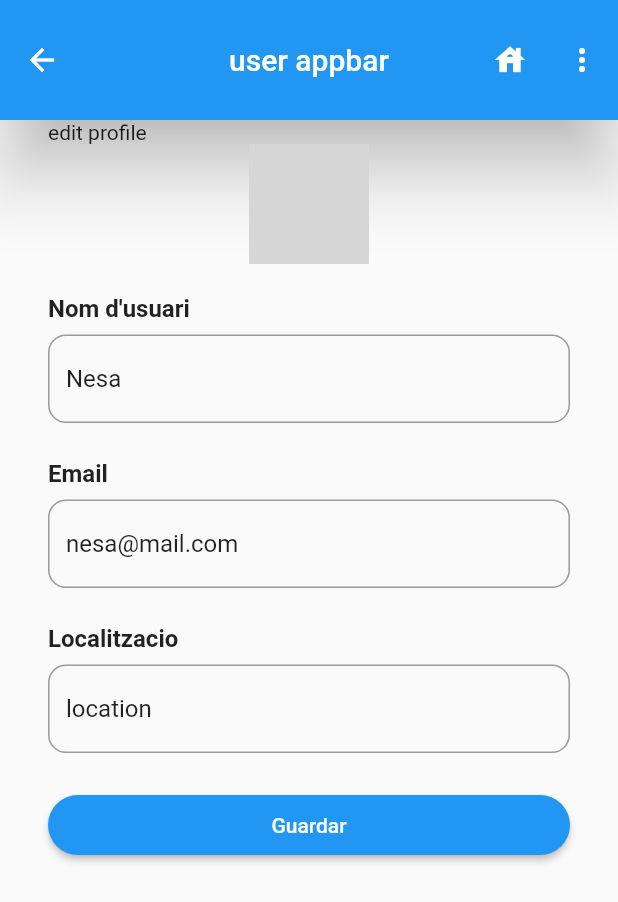
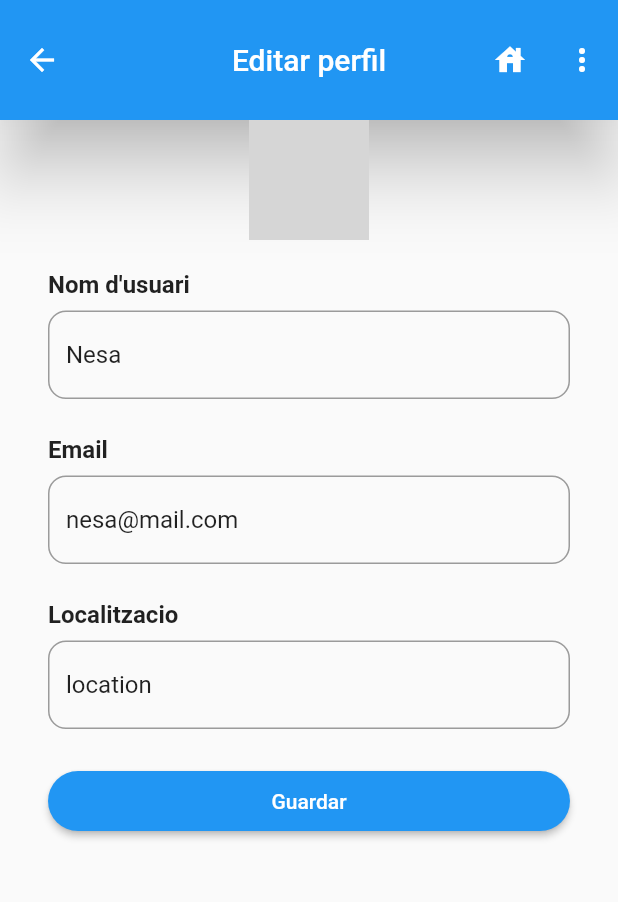
Before and after one commit to emprius/emprius-app-frontend, a Flutter app: the EditProfileScreen screen opened by its route, on a phone screen of 412 x 824 dp. Shown: the top 902 px of the screen. Run offline on Flutter 3.47's test engine with Material 2 defaults, Android fonts, the phone set to English and light mode, and no system bars; our stand-ins replace flutter_map, flutter_riverpod, image_picker, latlong2, shared_preferences; accounts and stored records are empty; network calls fail; grey boxes are pictures that could not be loaded.

Commit message:
Add new mock screens

```diff
--- a/lib/main.dart
+++ b/lib/main.dart
@@ -19,7 +19,7 @@ class MyApp extends ConsumerWidget {
         title: 'Emprius app',
         debugShowCheckedModeBanner: false,
         onGenerateRoute: Routes.generateRoute,
-        initialRoute: loginScreenRoute,
+        initialRoute: userProfileScreenRoute,
         //initialRoute: loginScreenRoute,
     );
   }
--- a/lib/routes/routes.dart
+++ b/lib/routes/routes.dart
@@ -4,12 +4,16 @@ import 'package:empriusapp/views/screens/login_screen.dart';
 import 'package:empriusapp/views/screens/register_screen.dart';
 import 'package:empriusapp/views/screens/user_profile_screen.dart';
 import '../views/screens/edit_profile_screen.dart';
+import '../views/screens/user_activity_screen.dart';
+import '../views/screens/user_inbox_screen.dart';
 
 const String loginScreenRoute = "/login";
 const String homeScreenRoute = "/home";
 const String registerScreenRoute = "/register";
 const String userProfileScreenRoute = "/user-profile";
 const String editProfileScreenRoute = "/edit-profile";
+const String userActivityScreenRoute = "/user-activty";
+const String userInboxScreenRoute = "/user-inbox";
 
 class Routes {
   static Route<dynamic>? generateRoute(RouteSettings settings) {
@@ -21,9 +25,13 @@ class Routes {
       case registerScreenRoute:
         return MaterialPageRoute(builder: (_)=> RegisterScreen());
       case userProfileScreenRoute:
-          return MaterialPageRoute(builder: (_)=> UserProfileScreen());
-          case editProfileScreenRoute:
+        return MaterialPageRoute(builder: (_)=> UserProfileScreen());
+        case editProfileScreenRoute:
           return MaterialPageRoute(builder: (_)=> EditProfileScreen());
+      case userActivityScreenRoute:
+        return MaterialPageRoute(builder: (_)=> UserActivityScreen());
+      case userInboxScreenRoute:
+        return MaterialPageRoute(builder: (_)=> UserInboxScreen());
     }
   }
 }
--- a/lib/views/screens/edit_profile_screen.dart
+++ b/lib/views/screens/edit_profile_screen.dart
@@ -39,12 +39,11 @@ class _EditProfileScreenState extends ConsumerState<EditProfileScreen> {
     );*/
 
     return Scaffold(
-      appBar: UserAppbar(),
+      appBar: UserAppbar("Editar perfil"),
       body: ListView(
         padding: const EdgeInsets.symmetric(horizontal: 32),
         physics: const BouncingScrollPhysics(),
         children: [
-          Text("edit profile"),
           ProfileImage(
             avatar: user.avatar,
             isEdit: true,
--- a/lib/views/screens/user_profile_screen.dart
+++ b/lib/views/screens/user_profile_screen.dart
@@ -26,11 +26,10 @@ class _UserProfileState extends ConsumerState<UserProfileScreen> {
     final user = UserPreferences.getUser();
 
     return Scaffold(
-      appBar: UserAppbar(),
+      appBar: UserAppbar("El meu perfil"),
       body: ListView(
        physics: const BouncingScrollPhysics(),
        children: [
-         Text("user profile"),
          ProfileImage(
              avatar: user.avatar,
              onClicked: () async {
--- a/lib/views/screens/user_profile_screen_copy.dart
+++ b/lib/views/screens/user_profile_screen_copy.dart
@@ -19,7 +19,7 @@ class _UserProfileState extends ConsumerState<UserProfileScreen> {
     var user = ref.watch(userProvider);
 
     return Scaffold(
-      appBar: UserAppbar(),
+      appBar: UserAppbar("Perfil antic"),
       body: Padding(
           padding: const EdgeInsets.all(14.0),
           child: Column(
--- a/lib/views/widgets/user_appbar.dart
+++ b/lib/views/widgets/user_appbar.dart
@@ -3,13 +3,14 @@ import 'package:flutter/material.dart';
 
 class UserAppbar extends StatelessWidget implements PreferredSizeWidget {
   //const UserAppbar({Key? key}) : super(key: key);
-  //late String title;
+  String title;
+  UserAppbar(this.title);
 
 
   @override
   Widget build(BuildContext context) {
     return AppBar(
-      title: Text("user appbar"),
+      title: Text(title),
       centerTitle: true,
       elevation: 20,
       toolbarHeight: 100,
--- a/lib/views/widgets/user_drawer.dart
+++ b/lib/views/widgets/user_drawer.dart
@@ -43,10 +43,16 @@ class _UserDrawerState extends ConsumerState<UserDrawer> {
           ListTile(
             leading: Icon(Icons.workspaces_sharp),
             title: Text("La meva activitat"),
+            onTap: (){
+              Navigator.pushNamed(context, userActivityScreenRoute);
+            },
           ),
           ListTile(
             leading: Icon(Icons.mail),
             title: Text("Missatges"),
+            onTap: (){
+              Navigator.pushNamed(context, userInboxScreenRoute);
+            },
           ),
           ListTile(
             leading: Icon(Icons.settings),
--- a/lib/views/widgets/user_profile_image.dart
+++ b/lib/views/widgets/user_profile_image.dart
@@ -39,13 +39,8 @@ class ProfileImage extends StatelessWidget {
     return CircleAvatar(
       radius: 40,
       backgroundColor: Colors.transparent,
-      child: Ink.image(
-        image: image as ImageProvider,
-        fit: BoxFit.cover,
-        width: 128,
-        height: 128,
-        child: InkWell(onTap: onClicked),
-      ),
+      backgroundImage: image as ImageProvider,
+      child: InkWell(onTap: onClicked),
     );
   }
 
```
Also changed, not shown: lib/views/screens/home_screen.dart (+8 -2 lines), lib/views/screens/register_screen.dart (+19 -12 lines), lib/views/screens/user_activity_screen.dart (added, +34 -0 lines), lib/views/screens/user_inbox_screen.dart (added, +38 -0 lines), lib/views/widgets/inbox_navbar_widget.dart (added, +31 -0 lines).
